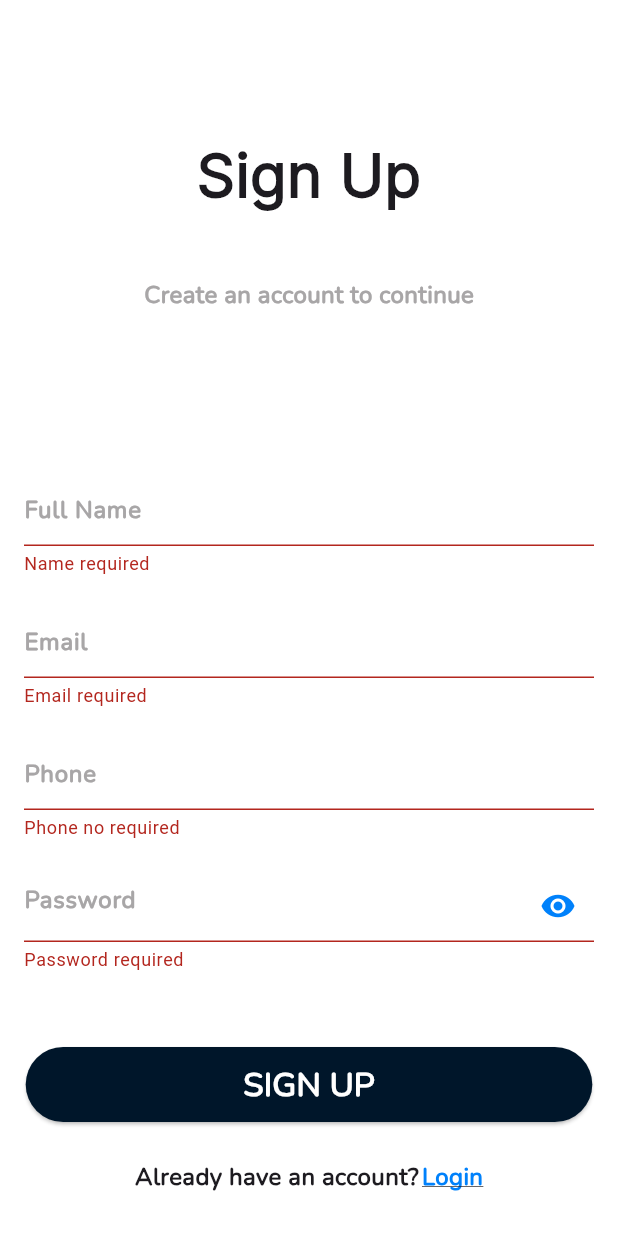
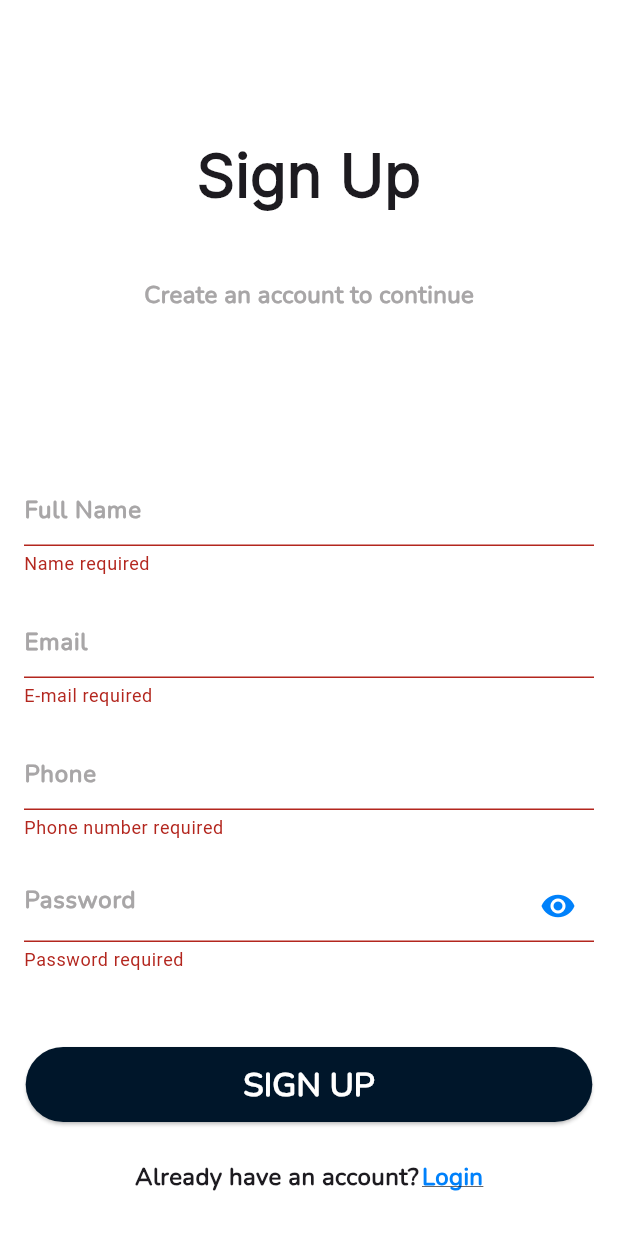
Before and after one commit to hardikkalia/dass-project, a Flutter app: the screen it shows after launch, after a tap on "SIGN UP", on a phone screen of 412 x 824 dp. Run offline on Flutter 3.47's test engine with Material 3 defaults, Android fonts, the phone set to English and light mode, and no system bars; our stand-ins replace pin_code_fields, shared_preferences.

Commit message:
message_update

```diff
--- a/code/cart_genie/lib/constants/form_validator.dart
+++ b/code/cart_genie/lib/constants/form_validator.dart
@@ -3,7 +3,7 @@ import 'package:flutter/material.dart';
 class FormValidate {
   static String? validateEmail(String? email) {
     if (email?.isEmpty ?? true) {
-      return 'Email required';
+      return 'E-mail required';
     }
     RegExp emailRegex = RegExp(r'^[\w-\.]+@([\w-]+\.)+[\w-]{2,4}$');
     final isEmailValid = emailRegex.hasMatch(email ?? '');
@@ -15,7 +15,7 @@ class FormValidate {
 
   static String? validatePhoneNo(String? phone) {
     if (phone?.isEmpty ?? true) {
-      return 'Phone no required';
+      return 'Phone number required';
     }
     RegExp phoneRegex = RegExp(r'^[0-9]{10}$');
     final isPhoneValid = phoneRegex.hasMatch(phone ?? '');
@@ -37,18 +37,29 @@ class FormValidate {
     return null;
   }
 
-  static String? validatePassword(String? password) {
+  static String? validatePassword(String? password)
+  {
     if (password?.isEmpty ?? true) {
       return 'Password required';
     }
-    // final passwordPattern = RegExp(r'^(?=.*[A-Za-z])(?=.*\d)[A-Za-z\d]{8,}$');
-    // final passwordPattern =
-    //     RegExp(r'^(?=.*[A-Za-z])(?=.*\d)(?=.*[@$!%*?&])[A-Za-z\d@$!%*?&]{8,}$');
-    final passwordPattern =
-        RegExp(r'^(?=.*[A-Za-z])(?=.*\d)[A-Za-z\d@$!%*?&]{8,}$');
-    if (!passwordPattern.hasMatch(password ?? '')) {
-      return 'Password must contain at least 8 characters including one letter and one number';
+    if (password!.length < 8) {
+      return 'Password must be at least 8 characters long';
     }
+
+    final hasLetter = RegExp(r'[A-Za-z]').hasMatch(password);
+    if (!hasLetter) {
+      return 'Password must contain at least one letter';
+    }
+
+    final hasDigit = RegExp(r'\d').hasMatch(password);
+    if (!hasDigit) {
+      return 'Password must contain at least one number';
+    }
+
+    // final hasSpecialCharacter = RegExp(r'[@$!%*?&]').hasMatch(password);
+    // if (!hasSpecialCharacter) {
+    //   return 'Password must contain at least one special character';
+    // }
     return null;
   }
 }
```
